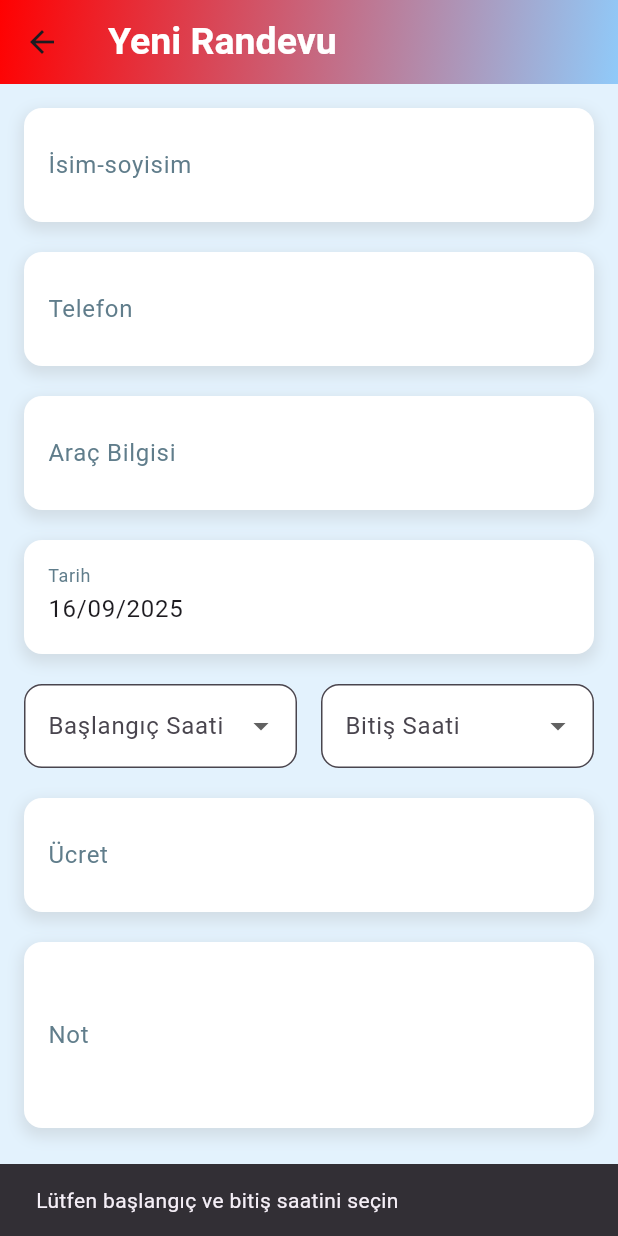
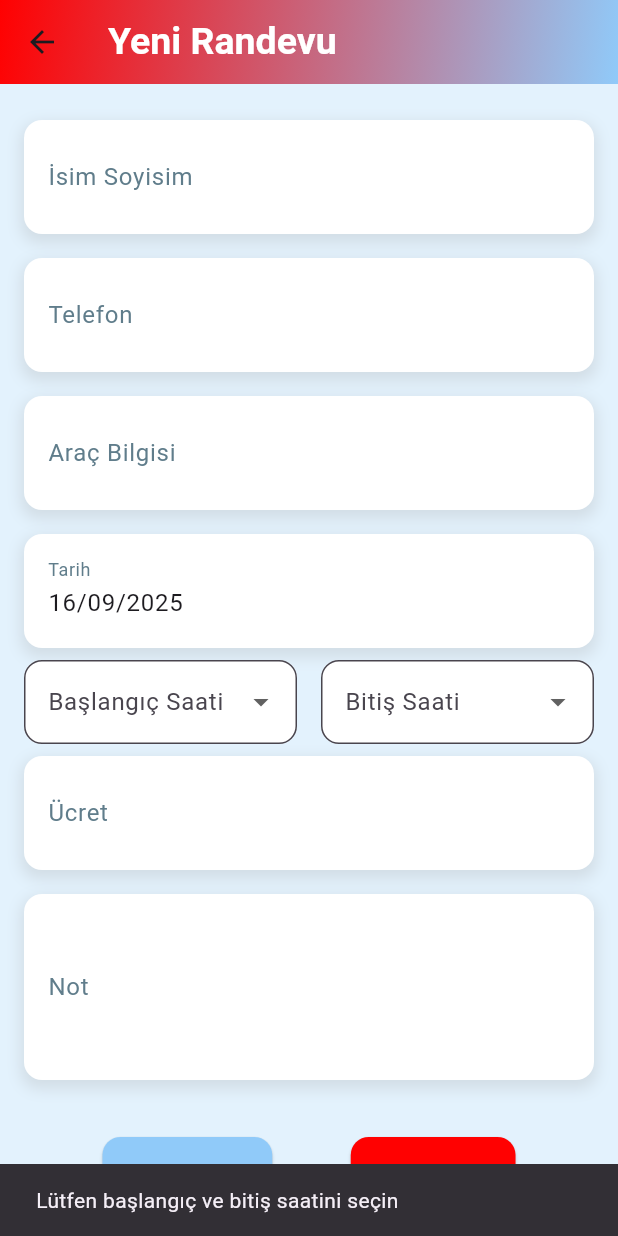
Before and after one commit to uluckabd/car_wash, a Flutter app: the AddAppointmentScreen screen opened directly, after a tap on "Kaydet", on a phone screen of 412 x 824 dp. Run offline on Flutter 3.47's test engine with Material 3 defaults, Android fonts, the phone set to English and light mode, and no system bars; our stand-ins replace mask_text_input_formatter, sqflite, syncfusion_flutter_charts; accounts and stored records are empty.

```diff
--- a/lib/AddAppointmentpage.dart
+++ b/lib/AddAppointmentpage.dart
@@ -1,7 +1,7 @@
-import 'package:car_wash/database_service.dart';
 import 'package:flutter/material.dart';
 import 'package:flutter/services.dart';
 import 'package:mask_text_input_formatter/mask_text_input_formatter.dart';
+import 'package:car_wash/database_service.dart';
 
 class AddAppointmentScreen extends StatefulWidget {
   final Map<String, dynamic>? appointmentData;
@@ -21,13 +21,12 @@ class _AddAppointmentScreenState extends State<AddAppointmentScreen> {
   final aracController = TextEditingController();
   final ucretController = TextEditingController();
   final notController = TextEditingController();
+  final dateController = TextEditingController();
 
   final List<String> _timeSlots = List.generate(21, (index) {
     final hour = 8 + (index ~/ 2);
     final minute = (index % 2) * 30;
-    final hh = hour.toString().padLeft(2, '0');
-    final mm = minute.toString().padLeft(2, '0');
-    return '$hh:$mm';
+    return '${hour.toString().padLeft(2, '0')}:${minute.toString().padLeft(2, '0')}';
   });
 
   final dateMask = MaskTextInputFormatter(
@@ -35,7 +34,6 @@ class _AddAppointmentScreenState extends State<AddAppointmentScreen> {
     filter: {"#": RegExp(r'[0-9]')},
   );
 
-  final TextEditingController dateController = TextEditingController();
   final List<String> gunler = [
     "Pazartesi",
     "Salı",
@@ -49,7 +47,6 @@ class _AddAppointmentScreenState extends State<AddAppointmentScreen> {
   @override
   void initState() {
     super.initState();
-
     if (widget.appointmentData != null) {
       final data = widget.appointmentData!;
       isimController.text = data['isimSoyisim'] ?? '';
@@ -69,23 +66,22 @@ class _AddAppointmentScreenState extends State<AddAppointmentScreen> {
 
   @override
   void dispose() {
-    dateController.dispose();
     isimController.dispose();
     telefonController.dispose();
     aracController.dispose();
     ucretController.dispose();
     notController.dispose();
+    dateController.dispose();
     super.dispose();
   }
 
   Future<void> _selectDate(BuildContext context) async {
-    final DateTime? pickedDate = await showDatePicker(
+    final pickedDate = await showDatePicker(
       context: context,
       initialDate: DateTime.now(),
       firstDate: DateTime(2023),
       lastDate: DateTime(2030),
-      builder: (context, child) {
-        return Theme(
+      builder: (context, child) => Theme(
         data: ThemeData.light().copyWith(
           colorScheme: const ColorScheme.light(
             primary: Color(0xFFFF0101),
@@ -94,9 +90,9 @@ class _AddAppointmentScreenState extends State<AddAppointmentScreen> {
           ),
         ),
         child: child!,
+      ),
     );
-      },
-    );
+
     if (pickedDate != null) {
       setState(() {
         dateController.text =
@@ -108,13 +104,14 @@ class _AddAppointmentScreenState extends State<AddAppointmentScreen> {
   Widget buildTextField({
     required String label,
     TextInputType keyboardType = TextInputType.text,
+    TextEditingController? controller,
     List<TextInputFormatter>? inputFormatters,
-    TextEditingController? controller,
     int maxLines = 1,
     bool readOnly = false,
     Function()? onTap,
   }) {
     return Container(
+      margin: const EdgeInsets.symmetric(vertical: 8),
       decoration: BoxDecoration(
         color: Colors.white,
         borderRadius: BorderRadius.circular(12),
@@ -130,9 +127,9 @@ class _AddAppointmentScreenState extends State<AddAppointmentScreen> {
       child: TextField(
         readOnly: readOnly,
         onTap: onTap,
+        controller: controller,
         keyboardType: keyboardType,
         inputFormatters: inputFormatters,
-        controller: controller,
         maxLines: maxLines,
         decoration: InputDecoration(
           labelText: label,
@@ -149,9 +146,9 @@ class _AddAppointmentScreenState extends State<AddAppointmentScreen> {
 
   @override
   Widget build(BuildContext context) {
-    final _filteredEndTimes = _startTime == null
+    final filteredEndTimes = _startTime == null
         ? _timeSlots
-        : _timeSlots.where((time) => time.compareTo(_startTime!) >= 0).toList();
+        : _timeSlots.where((t) => t.compareTo(_startTime!) >= 0).toList();
 
     return Scaffold(
       backgroundColor: const Color(0xFFE3F2FD),
@@ -159,15 +156,15 @@ class _AddAppointmentScreenState extends State<AddAppointmentScreen> {
         title: Text(
           widget.appointmentData == null ? 'Yeni Randevu' : 'Randevu Güncelle',
           style: const TextStyle(
+            fontSize: 25,
+            fontWeight: FontWeight.bold,
             color: Colors.white,
-            fontWeight: FontWeight.bold,
-            fontSize: 25,
           ),
         ),
         flexibleSpace: Container(
           decoration: const BoxDecoration(
             gradient: LinearGradient(
-              colors: [Color.fromRGBO(255, 1, 1, 1), Color(0xFF90CAF9)],
+              colors: [Color(0xFFFF0101), Color(0xFF90CAF9)],
               begin: Alignment.topLeft,
               end: Alignment.bottomRight,
             ),
@@ -175,27 +172,22 @@ class _AddAppointmentScreenState extends State<AddAppointmentScreen> {
         ),
       ),
       body: SingleChildScrollView(
-        child: Padding(
-          padding: const EdgeInsets.all(16.0),
+        padding: const EdgeInsets.all(16),
         child: Column(
           children: [
-              buildTextField(label: 'İsim-soyisim', controller: isimController),
-              const SizedBox(height: 20),
+            buildTextField(label: 'İsim Soyisim', controller: isimController),
             buildTextField(
               label: 'Telefon',
               keyboardType: TextInputType.phone,
               controller: telefonController,
             ),
-              const SizedBox(height: 20),
             buildTextField(label: 'Araç Bilgisi', controller: aracController),
-              const SizedBox(height: 20),
             buildTextField(
               label: 'Tarih',
               controller: dateController,
               readOnly: true,
               onTap: () => _selectDate(context),
             ),
-              const SizedBox(height: 20),
             Row(
               children: [
                 Expanded(
@@ -211,15 +203,13 @@ class _AddAppointmentScreenState extends State<AddAppointmentScreen> {
                     value: _startTime,
                     items: _timeSlots
                         .map(
-                            (time) => DropdownMenuItem(
-                              value: time,
-                              child: Text(time),
-                            ),
+                          (time) =>
+                              DropdownMenuItem(value: time, child: Text(time)),
                         )
                         .toList(),
-                      onChanged: (value) {
+                    onChanged: (val) {
                       setState(() {
-                          _startTime = value;
+                        _startTime = val;
                         if (_endTime != null &&
                             _endTime!.compareTo(_startTime!) < 0) {
                           _endTime = null;
@@ -240,22 +230,22 @@ class _AddAppointmentScreenState extends State<AddAppointmentScreen> {
                       ),
                     ),
                     value: _endTime,
-                      items: _filteredEndTimes
+                    items: filteredEndTimes
                         .map(
-                            (time) => DropdownMenuItem(
-                              value: time,
-                              child: Text(time),
-                            ),
+                          (time) =>
+                              DropdownMenuItem(value: time, child: Text(time)),
                         )
                         .toList(),
-                      onChanged: (value) => setState(() => _endTime = value),
+                    onChanged: (val) => setState(() => _endTime = val),
                   ),
                 ),
               ],
             ),
-              const SizedBox(height: 20),
-              buildTextField(label: 'Ücret', controller: ucretController),
-              const SizedBox(height: 20),
+            buildTextField(
+              label: 'Ücret',
+              keyboardType: TextInputType.number,
+              controller: ucretController,
+            ),
             buildTextField(
               label: 'Not',
               maxLines: 3,
@@ -303,7 +293,6 @@ class _AddAppointmentScreenState extends State<AddAppointmentScreen> {
                     );
                     final gunAdi = gunler[gunTarihi.weekday - 1];
 
-                      // Yeni randevu saatlerini DateTime nesnesine dönüştür
                     final newStart = DateTime(
                       gunTarihi.year,
                       gunTarihi.month,
@@ -320,17 +309,13 @@ class _AddAppointmentScreenState extends State<AddAppointmentScreen> {
                       int.parse(_endTime!.split(':')[1]),
                     );
 
-                      // O günkü mevcut randevuları çek
                     final existingAppointments = await DatabaseService()
                         .getAppointmentsByDate(dateController.text);
 
-                      // Mevcut randevularla çakışma kontrolü yap
                     for (var appt in existingAppointments) {
-                        // Kendi randevumuzu güncelliyorsak kontrol dışında tut
                       if (widget.appointmentData != null &&
-                            appt['id'] == widget.appointmentData!['id']) {
+                          appt['id'] == widget.appointmentData!['id'])
                         continue;
-                        }
 
                       final existingStart = DateTime(
                         gunTarihi.year,
@@ -347,7 +332,6 @@ class _AddAppointmentScreenState extends State<AddAppointmentScreen> {
                         int.parse(appt['bitis'].split(':')[1]),
                       );
 
-                        // Zaman aralıklarının çakışıp çakışmadığını kontrol et
                       if (newStart.isBefore(existingEnd) &&
                           existingStart.isBefore(newEnd)) {
                         ScaffoldMessenger.of(context).showSnackBar(
@@ -357,15 +341,16 @@ class _AddAppointmentScreenState extends State<AddAppointmentScreen> {
                             ),
                           ),
                         );
-                          return; // Çakışma varsa işlemi durdur
+                        return;
                       }
                     }
 
+                    // Kaydedilecek randevu
                     final appointment = {
                       "isimSoyisim": isimController.text,
                       "telefon": telefonController.text,
                       "arac": aracController.text,
-                        "tarih": dateController.text,
+                      "tarih": dateController.text, // DD/MM/YYYY formatında
                       "baslangic": _startTime,
                       "bitis": _endTime,
                       "ucret": ucretController.text,
@@ -395,7 +380,6 @@ class _AddAppointmentScreenState extends State<AddAppointmentScreen> {
           ],
         ),
       ),
-      ),
     );
   }
 }
```
Also changed, not shown: lib/charts_page.dart (+4 -7 lines), lib/database_service.dart (+28 -48 lines), lib/reportchartspage.dart (+5 -11 lines). Lines whose indentation alone changed are shown as unchanged.
